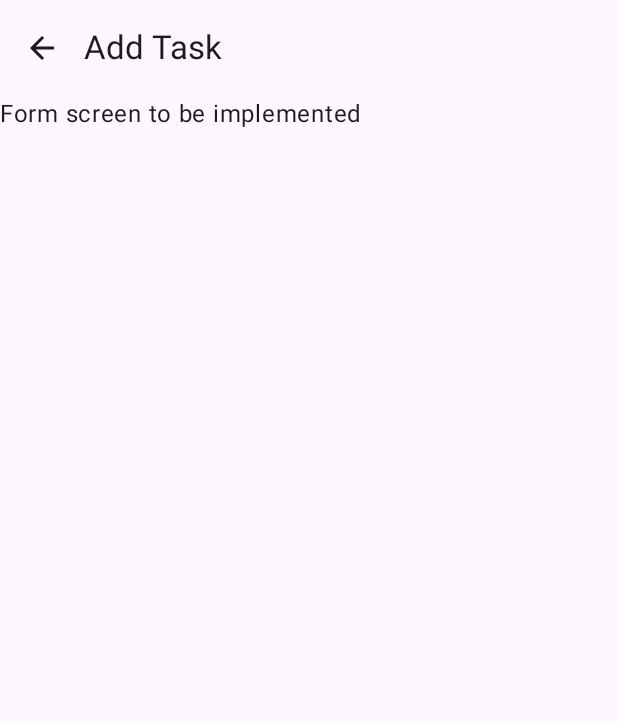
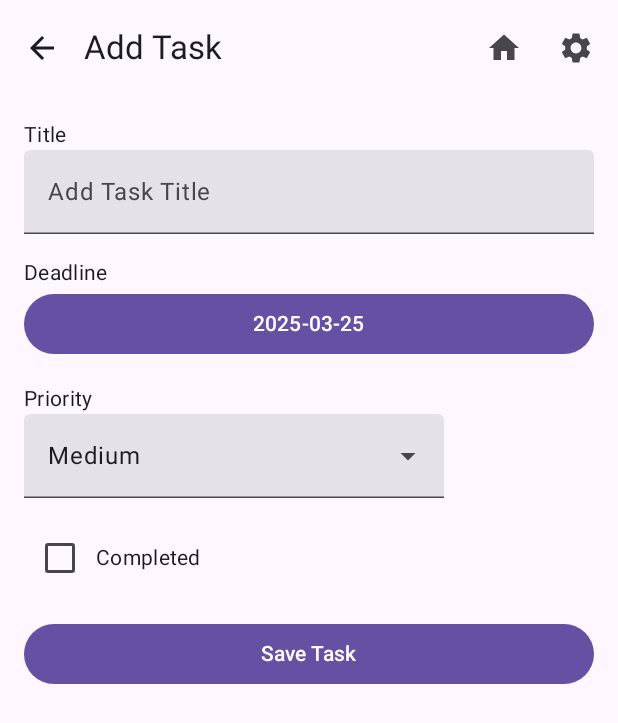
Before and after one commit to struggyyy/PamLab, an Android app built with Jetpack Compose: the FormScreen screen opened through its navigation route, on a phone screen of 412 x 824 dp. Shown: the top 723 px of the screen. Run offline under Robolectric (Android 15) with nearby library versions, the phone set to English and light mode, and no system bars.

Commit message:
Implemented form for adding tasks

```diff
--- a/app/src/main/java/pl/wsei/pam/lab01/lab06/Screens.kt
+++ b/app/src/main/java/pl/wsei/pam/lab01/lab06/Screens.kt
@@ -7,6 +7,7 @@ import androidx.compose.material.icons.Icons
 import androidx.compose.material.icons.filled.*
 import androidx.compose.material3.*
 import androidx.compose.runtime.*
+import androidx.compose.ui.Alignment
 import androidx.compose.ui.Modifier
 import androidx.compose.ui.draw.scale
 import androidx.compose.ui.text.style.TextOverflow
@@ -17,6 +18,9 @@ import androidx.navigation.compose.NavHost
 import androidx.navigation.compose.composable
 import androidx.navigation.compose.rememberNavController
 import pl.wsei.pam.lab01.ui.theme.Lab01Theme
+import java.time.Instant
+import java.time.LocalDate
+import java.time.ZoneId
 import java.time.format.DateTimeFormatter
 
 @OptIn(ExperimentalMaterial3Api::class)
@@ -37,6 +41,29 @@ fun AppTopBar(
                         contentDescription = "Back"
                     )
                 }
+            }
+        },
+        actions = {
+            // Home icon
+            IconButton(onClick = {
+                // Navigate to home/list screen
+                navController.popBackStack(route, false)
+            }) {
+                Icon(
+                    imageVector = Icons.Filled.Home,
+                    contentDescription = "Home"
+                )
+            }
+
+            // Settings icon
+            IconButton(onClick = {
+                // TODO: Implement settings screen navigation
+                // navController.navigate("settings")
+            }) {
+                Icon(
+                    imageVector = Icons.Filled.Settings,
+                    contentDescription = "Settings"
+                )
             }
         }
     )
@@ -108,6 +135,21 @@ fun ListScreen(navController: NavController) {
 @OptIn(ExperimentalMaterial3Api::class)
 @Composable
 fun FormScreen(navController: NavController) {
+    // State variables to track form inputs
+    var title by remember { mutableStateOf("") }
+    var deadline by remember { mutableStateOf(LocalDate.now()) }
+    var priority by remember { mutableStateOf(Priority.Medium) }
+    var isDone by remember { mutableStateOf(false) }
+
+    // Date picker state
+    val datePickerState = rememberDatePickerState(
+        initialSelectedDateMillis = deadline.atStartOfDay()
+            .atZone(ZoneId.systemDefault())
+            .toInstant()
+            .toEpochMilli()
+    )
+    var showDatePicker by remember { mutableStateOf(false) }
+
     Scaffold(
         topBar = {
             AppTopBar(
@@ -121,8 +163,131 @@ fun FormScreen(navController: NavController) {
             modifier = Modifier
                 .fillMaxSize()
                 .padding(padding)
+                .padding(16.dp)
         ) {
-            Text("Form screen to be implemented")
+            // Task Title TextField
+            Text("Title", style = MaterialTheme.typography.bodyMedium)
+            TextField(
+                value = title,
+                onValueChange = { title = it },
+                label = { Text("Add Task Title") },
+                modifier = Modifier.fillMaxWidth(),
+                singleLine = true
+            )
+
+            Spacer(modifier = Modifier.height(16.dp))
+
+            // Deadline Date Picker
+            Text("Deadline", style = MaterialTheme.typography.bodyMedium)
+            Button(
+                onClick = { showDatePicker = true },
+                modifier = Modifier.fillMaxWidth()
+            ) {
+                Text(deadline.format(DateTimeFormatter.ISO_LOCAL_DATE))
+            }
+
+            // Date Picker Dialog
+            if (showDatePicker) {
+                DatePickerDialog(
+                    onDismissRequest = { showDatePicker = false },
+                    confirmButton = {
+                        TextButton(
+                            onClick = {
+                                datePickerState.selectedDateMillis?.let {
+                                    deadline = Instant.ofEpochMilli(it)
+                                        .atZone(ZoneId.systemDefault())
+                                        .toLocalDate()
+                                }
+                                showDatePicker = false
+                            }
+                        ) {
+                            Text("OK")
+                        }
+                    },
+                    dismissButton = {
+                        TextButton(
+                            onClick = { showDatePicker = false }
+                        ) {
+                            Text("Cancel")
+                        }
+                    }
+                ) {
+                    DatePicker(state = datePickerState)
+                }
+            }
+
+            Spacer(modifier = Modifier.height(16.dp))
+
+            // Priority Dropdown
+            Text("Priority", style = MaterialTheme.typography.bodyMedium)
+            var expanded by remember { mutableStateOf(false) }
+            ExposedDropdownMenuBox(
+                expanded = expanded,
+                onExpandedChange = { expanded = !expanded },
+                modifier = Modifier.fillMaxWidth()
+            ) {
+                TextField(
+                    value = priority.name,
+                    onValueChange = {},
+                    readOnly = true,
+                    trailingIcon = {
+                        ExposedDropdownMenuDefaults.TrailingIcon(expanded = expanded)
+                    },
+                    colors = ExposedDropdownMenuDefaults.textFieldColors(),
+                    modifier = Modifier.menuAnchor()
+                )
+                ExposedDropdownMenu(
+                    expanded = expanded,
+                    onDismissRequest = { expanded = false }
+                ) {
+                    Priority.values().forEach { priorityOption ->
+                        DropdownMenuItem(
+                            text = { Text(priorityOption.name) },
+                            onClick = {
+                                priority = priorityOption
+                                expanded = false
+                            },
+                            contentPadding = ExposedDropdownMenuDefaults.ItemContentPadding
+                        )
+                    }
+                }
+            }
+
+            Spacer(modifier = Modifier.height(16.dp))
+
+            // Completion Status Checkbox
+            Row(
+                modifier = Modifier.fillMaxWidth(),
+                verticalAlignment = Alignment.CenterVertically
+            ) {
+                Checkbox(
+                    checked = isDone,
+                    onCheckedChange = { isDone = it }
+                )
+                Text("Completed", style = MaterialTheme.typography.bodyMedium)
+            }
+
+            Spacer(modifier = Modifier.height(16.dp))
+
+            // Save Button
+            Button(
+                onClick = {
+                    // Validate and save the task
+                    if (title.isNotBlank()) {
+                        val newTask = TodoTask(
+                            title = title,
+                            deadline = deadline,
+                            isDone = isDone,
+                            priority = priority
+                        )
+                        TodoTaskRepository.addTask(newTask)
+                        navController.navigateUp() // Return to list screen
+                    }
+                },
+                modifier = Modifier.fillMaxWidth()
+            ) {
+                Text("Save Task")
+            }
         }
     }
 }
--- a/app/src/main/res/layout/activity_main.xml
+++ b/app/src/main/res/layout/activity_main.xml
@@ -41,7 +41,7 @@
         android:layout_height="wrap_content"
         android:gravity="center_horizontal"
         android:onClick="onClickMainBtnRunLab06"
-        android:text="Lab 06"
+        android:text="Lab06"
         app:layout_constraintBottom_toBottomOf="parent"
         app:layout_constraintEnd_toEndOf="@+id/mainBtnRunLab02"
         app:layout_constraintHorizontal_bias="0.496"
```
